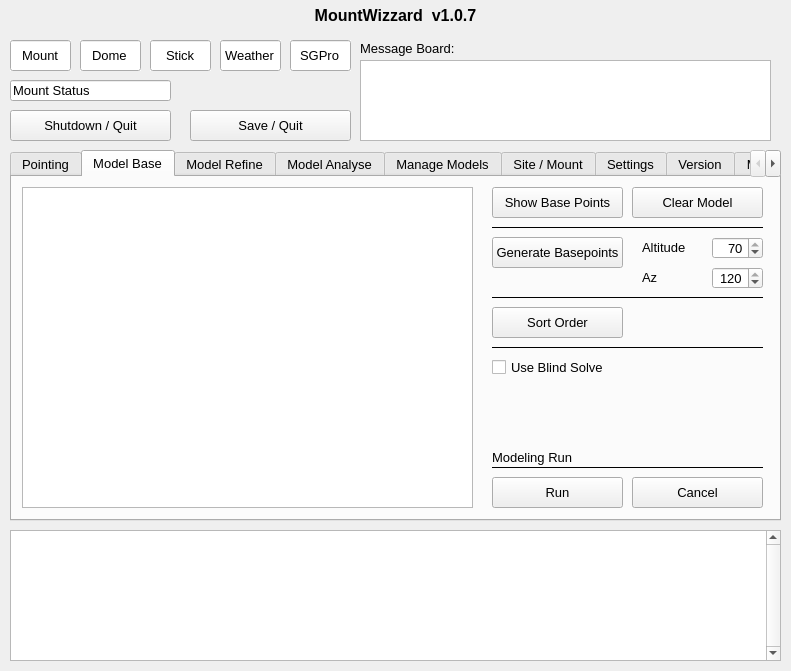
Old version of the form mountwizzard/support/mount_ui.ui in the repository sayitfast/MountWizzard3.
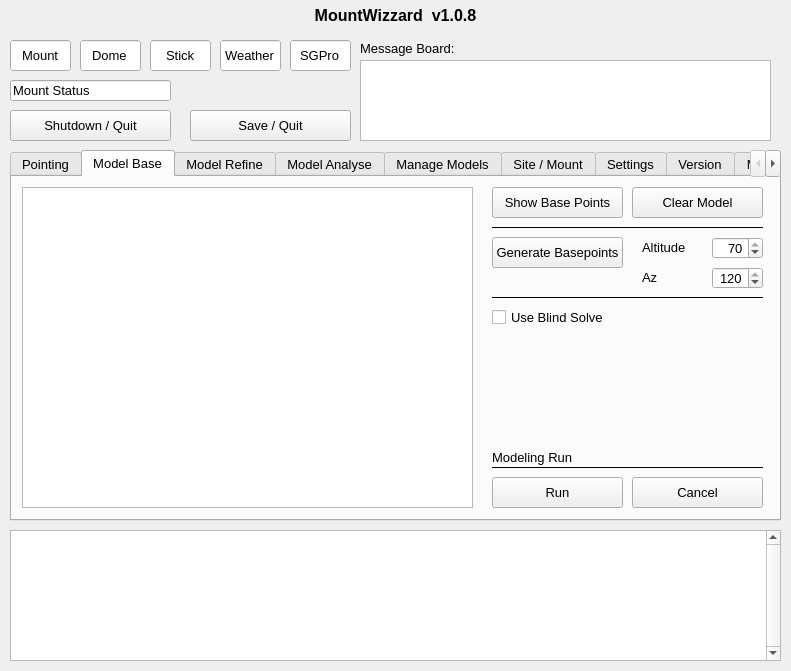
New version of the form. The open tabs and pages were chosen to show the change.

Commit message: remove sorting base point (because there were anyway only three)

The edit to the form file:
```diff
--- a/mountwizzard/support/mount_ui.ui
+++ b/mountwizzard/support/mount_ui.ui
@@ -1248,27 +1248,11 @@
       <string>Run</string>
      </property>
     </widget>
-    <widget class="QPushButton" name="btn_sortBasePoints">
-     <property name="geometry">
-      <rect>
-       <x>480</x>
-       <y>130</y>
-       <width>131</width>
-       <height>31</height>
-      </rect>
-     </property>
-     <property name="toolTip">
-      <string>Sort the order of der model points from East to West Low to High Altitude</string>
-     </property>
-     <property name="text">
-      <string>Sort Order</string>
-     </property>
-    </widget>
     <widget class="QCheckBox" name="checkUseBlindSolve">
      <property name="geometry">
       <rect>
        <x>480</x>
-       <y>180</y>
+       <y>130</y>
        <width>131</width>
        <height>20</height>
       </rect>
@@ -1360,22 +1344,6 @@
       <enum>Qt::Horizontal</enum>
      </property>
     </widget>
-    <widget class="Line" name="line_26">
-     <property name="geometry">
-      <rect>
-       <x>480</x>
-       <y>160</y>
-       <width>271</width>
-       <height>21</height>
-      </rect>
-     </property>
-     <property name="frameShadow">
-      <enum>QFrame::Plain</enum>
-     </property>
-     <property name="orientation">
-      <enum>Qt::Horizontal</enum>
-     </property>
-    </widget>
     <widget class="Line" name="line_28">
      <property name="geometry">
       <rect>
@@ -7034,7 +7002,7 @@
     <bool>true</bool>
    </property>
    <property name="text">
-    <string>MountWizzard  v1.0.7</string>
+    <string>MountWizzard  v1.0.8</string>
    </property>
    <property name="alignment">
     <set>Qt::AlignCenter</set>
```
Left out of the diff: 3 changed lines with no effect on the pictures. The commit also changes 7 other files.
